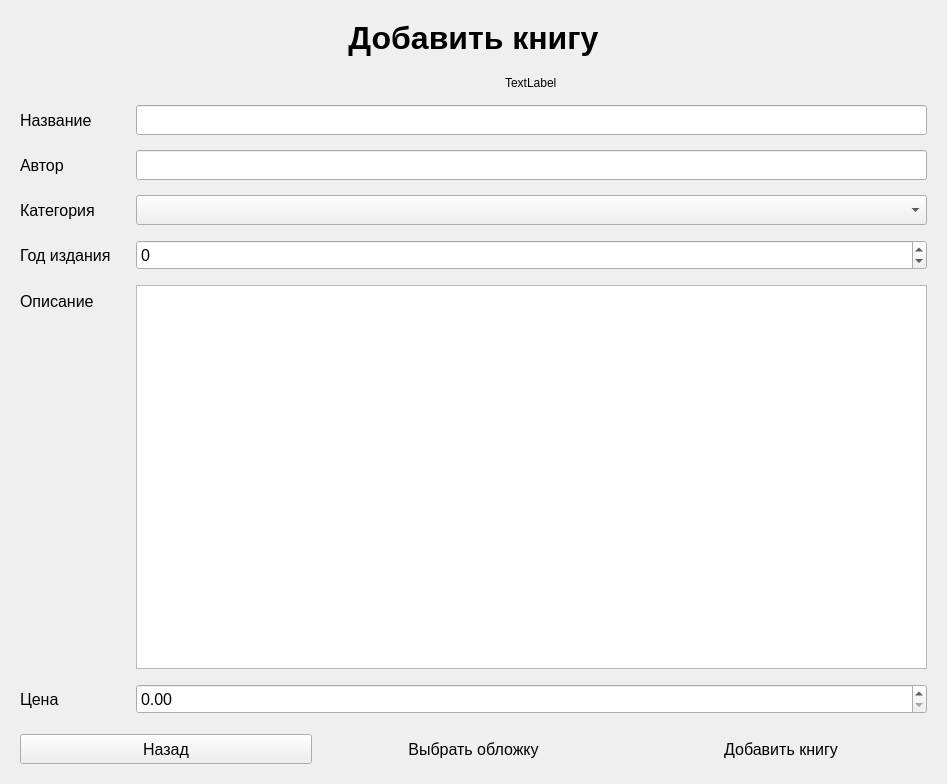
Before: the Qt Designer form design/ui/add_book_view.ui in Sandrkll1/BookStore, drawn with Qt 5.
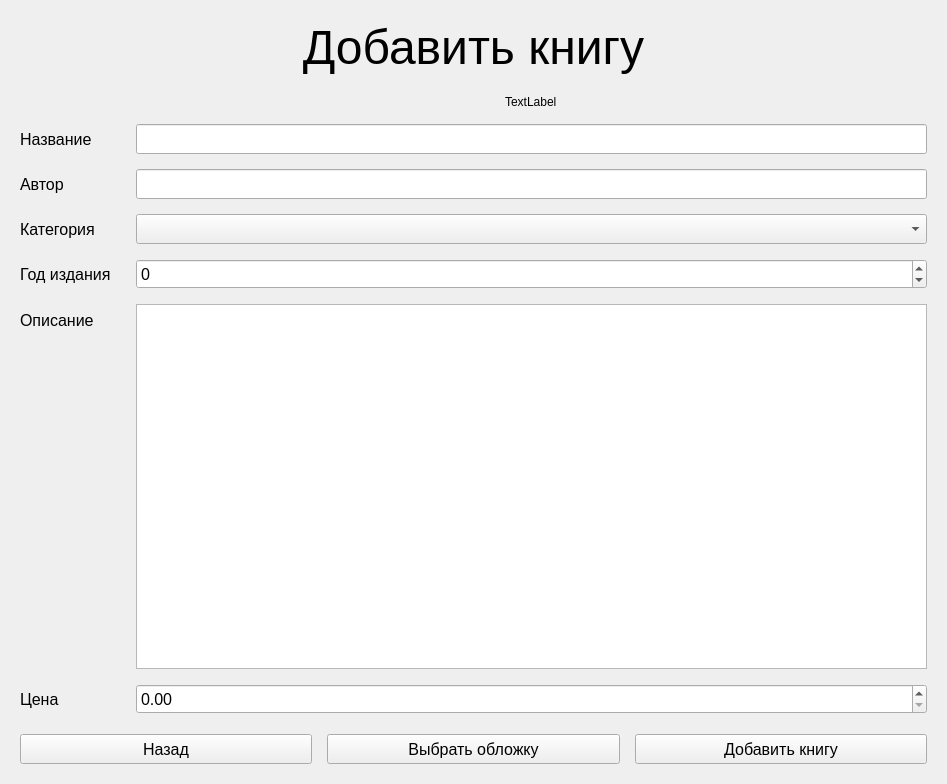
After: the same form once the commit is applied.

The edit to the form file:
```diff
--- a/design/ui/add_book_view.ui
+++ b/design/ui/add_book_view.ui
@@ -34,11 +34,16 @@
      <widget class="QLabel" name="mainTitleLabel">
       <property name="font">
        <font>
-        <pointsize>24</pointsize>
-        <weight>75</weight>
-        <bold>true</bold>
+        <family>MS Shell Dlg 2</family>
+        <pointsize>36</pointsize>
+        <weight>50</weight>
+        <italic>false</italic>
+        <bold>false</bold>
        </font>
       </property>
+      <property name="styleSheet">
+       <string notr="true">font: 36pt &quot;MS Shell Dlg 2&quot;;</string>
+      </property>
       <property name="text">
        <string>Добавить книгу</string>
       </property>
@@ -282,7 +287,7 @@
          <string>Выбрать обложку</string>
         </property>
         <property name="flat">
-         <bool>true</bool>
+         <bool>false</bool>
         </property>
        </widget>
       </item>
@@ -303,7 +308,7 @@
          <string>Добавить книгу</string>
         </property>
         <property name="flat">
-         <bool>true</bool>
+         <bool>false</bool>
         </property>
        </widget>
       </item>
```
